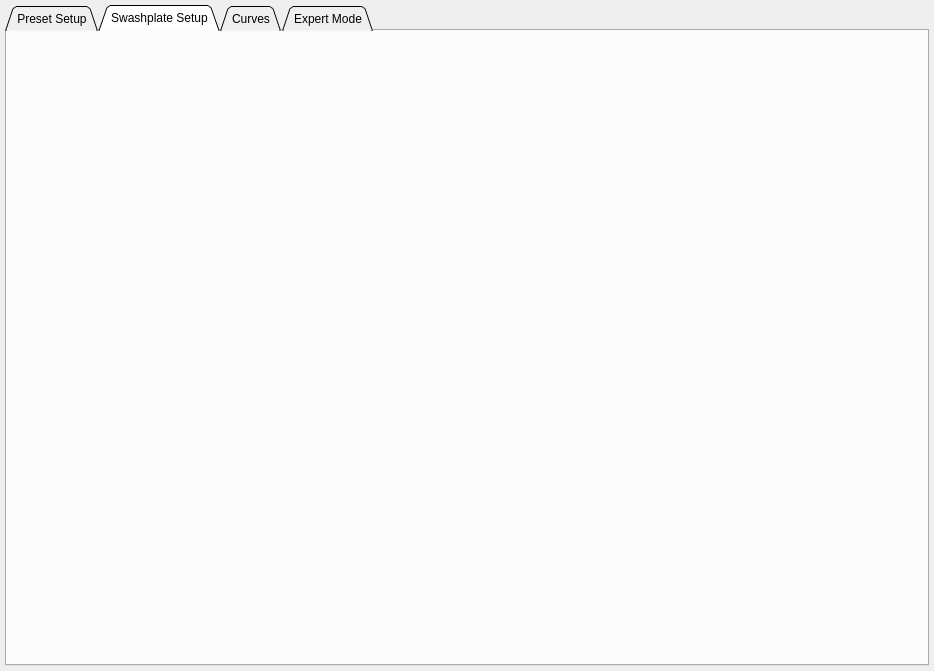
This is ground/openpilotgcs/src/plugins/config/fblheli.ui in vooon/OpenPilot as Qt 5 draws it before an edit. The edited form follows.
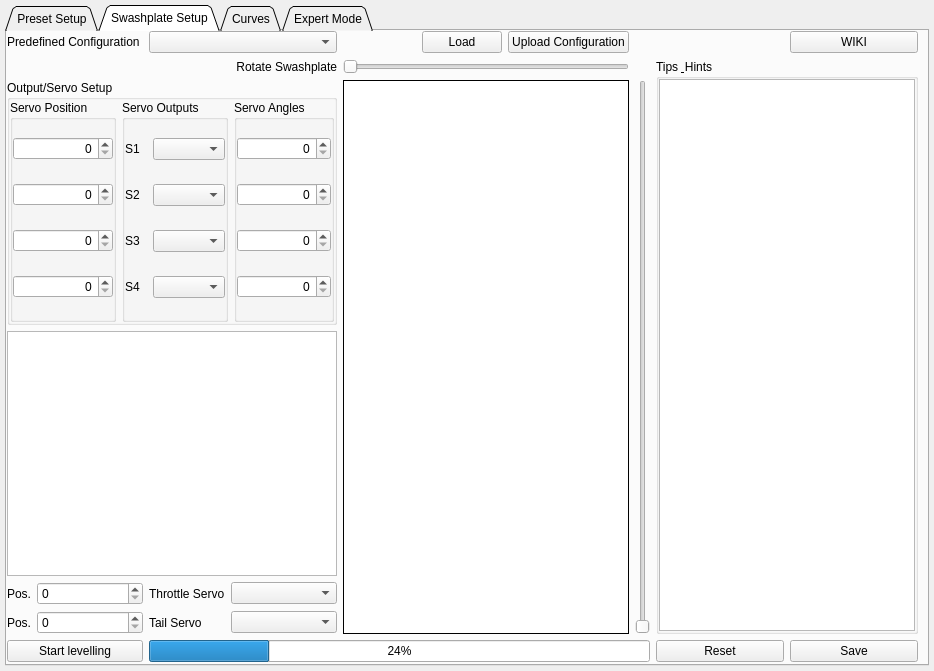
This is the edited form. The open tabs and pages were chosen to show the change. Custom widgets are drawn as their Qt base class.

Commit message: - minor uodates to fbl gui

```diff
--- a/ground/openpilotgcs/src/plugins/config/fblheli.ui
+++ b/ground/openpilotgcs/src/plugins/config/fblheli.ui
@@ -630,6 +630,450 @@
           <attribute name="title">
            <string>Swashplate Setup</string>
           </attribute>
+          <widget class="QWidget" name="gridLayoutWidget_3">
+           <property name="geometry">
+            <rect>
+             <x>0</x>
+             <y>0</y>
+             <width>911</width>
+             <height>631</height>
+            </rect>
+           </property>
+           <layout class="QGridLayout" name="gridLayout_8">
+            <item row="0" column="9">
+             <widget class="QPushButton" name="pushButton_11">
+              <property name="text">
+               <string>WIKI</string>
+              </property>
+             </widget>
+            </item>
+            <item row="0" column="5">
+             <widget class="QPushButton" name="pushButton_12">
+              <property name="text">
+               <string>Load</string>
+              </property>
+             </widget>
+            </item>
+            <item row="0" column="6">
+             <widget class="QPushButton" name="pushButton_13">
+              <property name="text">
+               <string>Upload Configuration</string>
+              </property>
+             </widget>
+            </item>
+            <item row="0" column="7" colspan="2">
+             <spacer name="horizontalSpacer_3">
+              <property name="orientation">
+               <enum>Qt::Horizontal</enum>
+              </property>
+              <property name="sizeHint" stdset="0">
+               <size>
+                <width>40</width>
+                <height>20</height>
+               </size>
+              </property>
+             </spacer>
+            </item>
+            <item row="1" column="8" rowspan="5" colspan="2">
+             <widget class="QGroupBox" name="groupBox_5">
+              <property name="title">
+               <string>Tips &amp; Hints</string>
+              </property>
+              <layout class="QHBoxLayout" name="horizontalLayout">
+               <property name="margin">
+                <number>0</number>
+               </property>
+               <item>
+                <widget class="QTextBrowser" name="textBrowser_2"/>
+               </item>
+              </layout>
+             </widget>
+            </item>
+            <item row="1" column="4" colspan="3">
+             <widget class="QSlider" name="horizontalSlider">
+              <property name="orientation">
+               <enum>Qt::Horizontal</enum>
+              </property>
+             </widget>
+            </item>
+            <item row="6" column="8">
+             <widget class="QPushButton" name="pushButton_15">
+              <property name="text">
+               <string>Reset</string>
+              </property>
+             </widget>
+            </item>
+            <item row="6" column="9">
+             <widget class="QPushButton" name="pushButton_16">
+              <property name="text">
+               <string>Save</string>
+              </property>
+             </widget>
+            </item>
+            <item row="2" column="7" rowspan="4">
+             <widget class="QSlider" name="verticalSlider">
+              <property name="orientation">
+               <enum>Qt::Vertical</enum>
+              </property>
+             </widget>
+            </item>
+            <item row="2" column="0" colspan="4">
+             <widget class="QGroupBox" name="groupBox_9">
+              <property name="title">
+               <string>Output/Servo Setup</string>
+              </property>
+              <layout class="QHBoxLayout" name="horizontalLayout_2">
+               <property name="margin">
+                <number>0</number>
+               </property>
+               <item>
+                <widget class="QGroupBox" name="groupBox_6">
+                 <property name="sizePolicy">
+                  <sizepolicy hsizetype="Preferred" vsizetype="Preferred">
+                   <horstretch>0</horstretch>
+                   <verstretch>0</verstretch>
+                  </sizepolicy>
+                 </property>
+                 <property name="title">
+                  <string>Servo Position</string>
+                 </property>
+                 <layout class="QGridLayout" name="gridLayout_9">
+                  <property name="margin">
+                   <number>0</number>
+                  </property>
+                  <item row="0" column="0">
+                   <widget class="QSpinBox" name="spinBox">
+                    <property name="alignment">
+                     <set>Qt::AlignRight|Qt::AlignTrailing|Qt::AlignVCenter</set>
+                    </property>
+                   </widget>
+                  </item>
+                  <item row="1" column="0">
+                   <widget class="QSpinBox" name="spinBox_2">
+                    <property name="alignment">
+                     <set>Qt::AlignRight|Qt::AlignTrailing|Qt::AlignVCenter</set>
+                    </property>
+                   </widget>
+                  </item>
+                  <item row="2" column="0">
+                   <widget class="QSpinBox" name="spinBox_3">
+                    <property name="alignment">
+                     <set>Qt::AlignRight|Qt::AlignTrailing|Qt::AlignVCenter</set>
+                    </property>
+                   </widget>
+                  </item>
+                  <item row="3" column="0">
+                   <widget class="QSpinBox" name="spinBox_4">
+                    <property name="alignment">
+                     <set>Qt::AlignRight|Qt::AlignTrailing|Qt::AlignVCenter</set>
+                    </property>
+                   </widget>
+                  </item>
+                 </layout>
+                </widget>
+               </item>
+               <item>
+                <widget class="QGroupBox" name="groupBox_7">
+                 <property name="title">
+                  <string>Servo Outputs</string>
+                 </property>
+                 <layout class="QGridLayout" name="gridLayout_10">
+                  <property name="margin">
+                   <number>0</number>
+                  </property>
+                  <item row="0" column="0">
+                   <widget class="QLabel" name="label_14">
+                    <property name="text">
+                     <string>S1</string>
+                    </property>
+                   </widget>
+                  </item>
+                  <item row="0" column="1">
+                   <widget class="QComboBox" name="comboBox_4"/>
+                  </item>
+                  <item row="3" column="0">
+                   <widget class="QLabel" name="label_15">
+                    <property name="text">
+                     <string>S4</string>
+                    </property>
+                   </widget>
+                  </item>
+                  <item row="1" column="0">
+                   <widget class="QLabel" name="label_16">
+                    <property name="text">
+                     <string>S2</string>
+                    </property>
+                   </widget>
+                  </item>
+                  <item row="2" column="0">
+                   <widget class="QLabel" name="label_17">
+                    <property name="text">
+                     <string>S3</string>
+                    </property>
+                   </widget>
+                  </item>
+                  <item row="1" column="1">
+                   <widget class="QComboBox" name="comboBox_5"/>
+                  </item>
+                  <item row="2" column="1">
+                   <widget class="QComboBox" name="comboBox_6"/>
+                  </item>
+                  <item row="3" column="1">
+                   <widget class="QComboBox" name="comboBox_7"/>
+                  </item>
+                 </layout>
+                </widget>
+               </item>
+               <item>
+                <widget class="QGroupBox" name="groupBox_8">
+                 <property name="title">
+                  <string>Servo Angles</string>
+                 </property>
+                 <layout class="QGridLayout" name="gridLayout_11">
+                  <property name="margin">
+                   <number>0</number>
+                  </property>
+                  <item row="0" column="0">
+                   <widget class="QSpinBox" name="spinBox_5">
+                    <property name="alignment">
+                     <set>Qt::AlignRight|Qt::AlignTrailing|Qt::AlignVCenter</set>
+                    </property>
+                   </widget>
+                  </item>
+                  <item row="1" column="0">
+                   <widget class="QSpinBox" name="spinBox_6">
+                    <property name="alignment">
+                     <set>Qt::AlignRight|Qt::AlignTrailing|Qt::AlignVCenter</set>
+                    </property>
+                   </widget>
+                  </item>
+                  <item row="2" column="0">
+                   <widget class="QSpinBox" name="spinBox_7">
+                    <property name="alignment">
+                     <set>Qt::AlignRight|Qt::AlignTrailing|Qt::AlignVCenter</set>
+                    </property>
+                   </widget>
+                  </item>
+                  <item row="3" column="0">
+                   <widget class="QSpinBox" name="spinBox_8">
+                    <property name="alignment">
+                     <set>Qt::AlignRight|Qt::AlignTrailing|Qt::AlignVCenter</set>
+                    </property>
+                   </widget>
+                  </item>
+                 </layout>
+                </widget>
+               </item>
+              </layout>
+             </widget>
+            </item>
+            <item row="0" column="0" colspan="2">
+             <widget class="QLabel" name="label_8">
+              <property name="text">
+               <string>Predefined Configuration</string>
+              </property>
+             </widget>
+            </item>
+            <item row="0" column="2" colspan="2">
+             <widget class="QComboBox" name="comboBox_3">
+              <property name="sizePolicy">
+               <sizepolicy hsizetype="Expanding" vsizetype="Fixed">
+                <horstretch>0</horstretch>
+                <verstretch>0</verstretch>
+               </sizepolicy>
+              </property>
+             </widget>
+            </item>
+            <item row="5" column="3">
+             <widget class="QComboBox" name="comboBox_9">
+              <property name="sizePolicy">
+               <sizepolicy hsizetype="Expanding" vsizetype="Fixed">
+                <horstretch>0</horstretch>
+                <verstretch>0</verstretch>
+               </sizepolicy>
+              </property>
+             </widget>
+            </item>
+            <item row="6" column="0" colspan="2">
+             <widget class="QPushButton" name="pushButton_14">
+              <property name="text">
+               <string>Start levelling</string>
+              </property>
+             </widget>
+            </item>
+            <item row="2" column="4" rowspan="4" colspan="3">
+             <widget class="QGraphicsView" name="SwashplateImage">
+              <property name="sizePolicy">
+               <sizepolicy hsizetype="Preferred" vsizetype="Preferred">
+                <horstretch>1</horstretch>
+                <verstretch>1</verstretch>
+               </sizepolicy>
+              </property>
+              <property name="minimumSize">
+               <size>
+                <width>10</width>
+                <height>10</height>
+               </size>
+              </property>
+              <property name="maximumSize">
+               <size>
+                <width>1000</width>
+                <height>1000</height>
+               </size>
+              </property>
+              <property name="sizeIncrement">
+               <size>
+                <width>10</width>
+                <height>10</height>
+               </size>
+              </property>
+              <property name="baseSize">
+               <size>
+                <width>200</width>
+                <height>200</height>
+               </size>
+              </property>
+              <property name="frameShape">
+               <enum>QFrame::Box</enum>
+              </property>
+              <property name="frameShadow">
+               <enum>QFrame::Plain</enum>
+              </property>
+              <property name="lineWidth">
+               <number>1</number>
+              </property>
+              <property name="verticalScrollBarPolicy">
+               <enum>Qt::ScrollBarAlwaysOff</enum>
+              </property>
+              <property name="horizontalScrollBarPolicy">
+               <enum>Qt::ScrollBarAlwaysOff</enum>
+              </property>
+              <property name="backgroundBrush">
+               <brush brushstyle="DiagCrossPattern">
+                <color alpha="50">
+                 <red>112</red>
+                 <green>184</green>
+                 <blue>138</blue>
+                </color>
+               </brush>
+              </property>
+              <property name="foregroundBrush">
+               <brush brushstyle="SolidPattern">
+                <color alpha="0">
+                 <red>127</red>
+                 <green>127</green>
+                 <blue>127</blue>
+                </color>
+               </brush>
+              </property>
+              <property name="sceneRect">
+               <rectf>
+                <x>0.000000000000000</x>
+                <y>0.000000000000000</y>
+                <width>400.000000000000000</width>
+                <height>400.000000000000000</height>
+               </rectf>
+              </property>
+              <property name="alignment">
+               <set>Qt::AlignCenter</set>
+              </property>
+              <property name="resizeAnchor">
+               <enum>QGraphicsView::AnchorViewCenter</enum>
+              </property>
+             </widget>
+            </item>
+            <item row="4" column="3">
+             <widget class="QComboBox" name="comboBox_8">
+              <property name="sizePolicy">
+               <sizepolicy hsizetype="Expanding" vsizetype="Fixed">
+                <horstretch>0</horstretch>
+                <verstretch>0</verstretch>
+               </sizepolicy>
+              </property>
+             </widget>
+            </item>
+            <item row="5" column="2">
+             <widget class="QLabel" name="label_19">
+              <property name="sizePolicy">
+               <sizepolicy hsizetype="Preferred" vsizetype="Preferred">
+                <horstretch>0</horstretch>
+                <verstretch>0</verstretch>
+               </sizepolicy>
+              </property>
+              <property name="text">
+               <string>Tail Servo</string>
+              </property>
+             </widget>
+            </item>
+            <item row="4" column="2">
+             <widget class="QLabel" name="label_18">
+              <property name="sizePolicy">
+               <sizepolicy hsizetype="Preferred" vsizetype="Preferred">
+                <horstretch>0</horstretch>
+                <verstretch>0</verstretch>
+               </sizepolicy>
+              </property>
+              <property name="text">
+               <string>Throttle Servo</string>
+              </property>
+             </widget>
+            </item>
+            <item row="4" column="1">
+             <widget class="QSpinBox" name="spinBox_17">
+              <property name="sizePolicy">
+               <sizepolicy hsizetype="Expanding" vsizetype="Fixed">
+                <horstretch>0</horstretch>
+                <verstretch>0</verstretch>
+               </sizepolicy>
+              </property>
+             </widget>
+            </item>
+            <item row="5" column="1">
+             <widget class="QSpinBox" name="spinBox_18">
+              <property name="sizePolicy">
+               <sizepolicy hsizetype="Expanding" vsizetype="Fixed">
+                <horstretch>0</horstretch>
+                <verstretch>0</verstretch>
+               </sizepolicy>
+              </property>
+             </widget>
+            </item>
+            <item row="4" column="0">
+             <widget class="QLabel" name="label_28">
+              <property name="text">
+               <string>Pos.</string>
+              </property>
+             </widget>
+            </item>
+            <item row="5" column="0">
+             <widget class="QLabel" name="label_29">
+              <property name="text">
+               <string>Pos.</string>
+              </property>
+             </widget>
+            </item>
+            <item row="1" column="3">
+             <widget class="QLabel" name="label_13">
+              <property name="text">
+               <string>Rotate Swashplate</string>
+              </property>
+              <property name="alignment">
+               <set>Qt::AlignRight|Qt::AlignTrailing|Qt::AlignVCenter</set>
+              </property>
+             </widget>
+            </item>
+            <item row="6" column="2" colspan="6">
+             <widget class="QProgressBar" name="progressBar">
+              <property name="value">
+               <number>24</number>
+              </property>
+             </widget>
+            </item>
+            <item row="3" column="0" colspan="4">
+             <widget class="QTextBrowser" name="textBrowser"/>
+            </item>
+           </layout>
+          </widget>
          </widget>
          <widget class="QWidget" name="curves">
           <attribute name="title">
```
Left out of the diff: 6 changed lines with no effect on the pictures.
